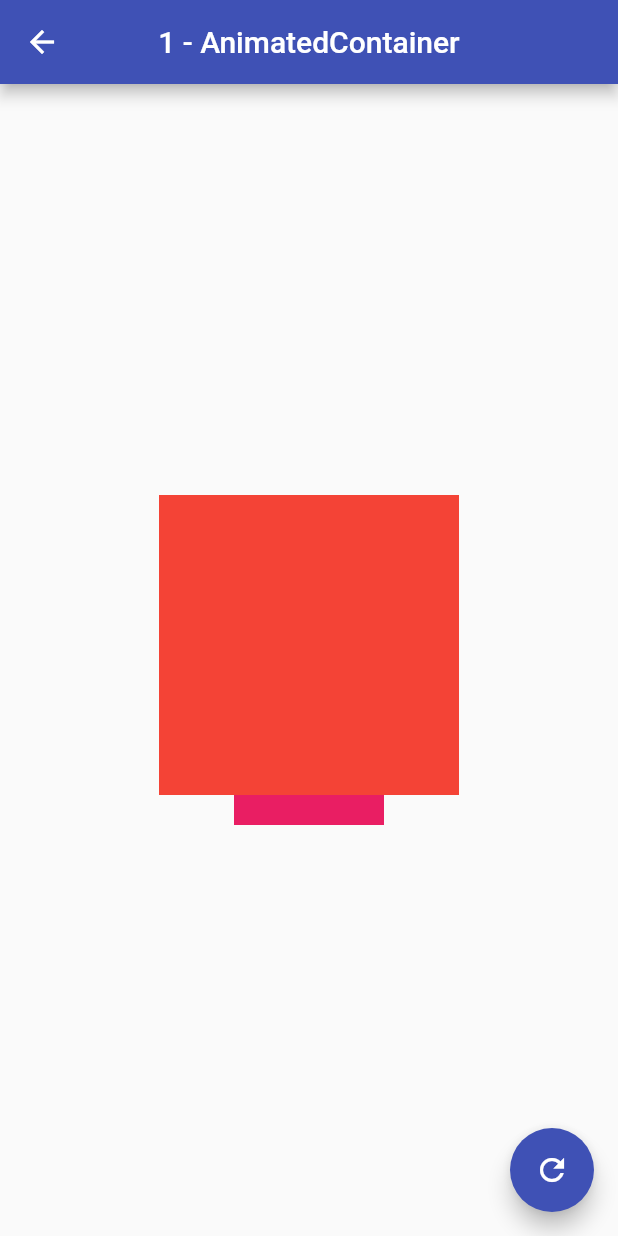
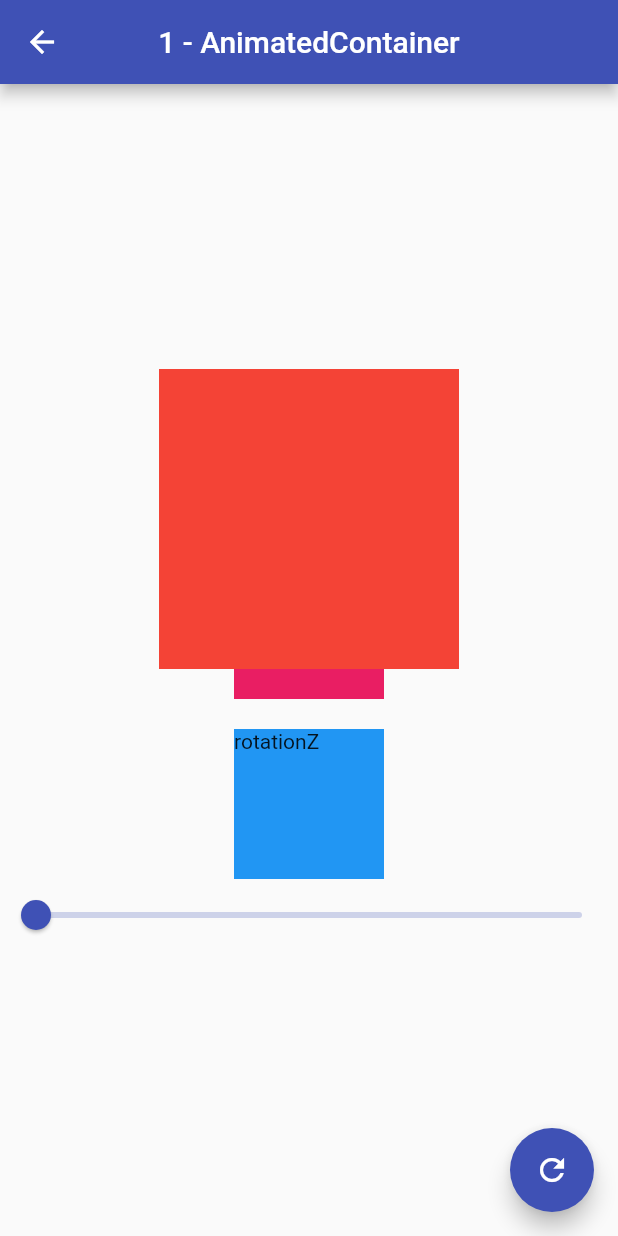
Before and after one commit to pvc2209/demo_animations, a Flutter app: the screen it shows after launch, after a tap on "1 - AnimatedContainer", on a phone screen of 412 x 824 dp. Run offline on Flutter 3.47's test engine with Material 2 defaults, Android fonts, the phone set to English and light mode, and no system bars.

Commit message:
Transform RotateZ.

```diff
--- a/lib/main.dart
+++ b/lib/main.dart
@@ -1,3 +1,4 @@
+import 'package:demo_animations/pages/transform_page.dart';
 import 'package:demo_animations/pages/tween_animation_builder_page.dart';
 import 'package:flutter/material.dart';
 
@@ -46,6 +47,10 @@ class AnimationExamplesList extends StatelessWidget {
           title: '3 - Tween Animation Builder',
           page: TweenAnimationBuilderPage(),
         ),
+        ListItem(
+          title: '4 - Transform: RotateZ',
+          page: TransformPage(),
+        ),
       ],
     );
   }
--- a/lib/pages/animated_container_page.dart
+++ b/lib/pages/animated_container_page.dart
@@ -33,6 +33,8 @@ class _AnimatedContainerPageState extends State<AnimatedContainerPage> {
     });
   }
 
+  double _angle = 0.0;
+
   @override
   Widget build(BuildContext context) {
     String title = ModalRoute.of(context)?.settings.arguments.toString() ?? '';
@@ -65,6 +67,27 @@ class _AnimatedContainerPageState extends State<AnimatedContainerPage> {
               height: 20,
               color: Colors.pink,
             ),
+            const SizedBox(height: 20),
+            Transform(
+              transform: Matrix4.rotationZ(_angle * pi / 180),
+              alignment: Alignment.center,
+              child: Container(
+                width: 100,
+                height: 100,
+                color: Colors.blue,
+                child: const Text("rotationZ"),
+              ),
+            ),
+            Slider.adaptive(
+              min: 0.0,
+              max: 360.0,
+              value: _angle,
+              onChanged: (value) {
+                setState(() {
+                  _angle = value;
+                });
+              },
+            ),
           ],
         ),
       ),
```
Also changed, not shown: lib/pages/transform_page.dart (added, +57 -0 lines).
